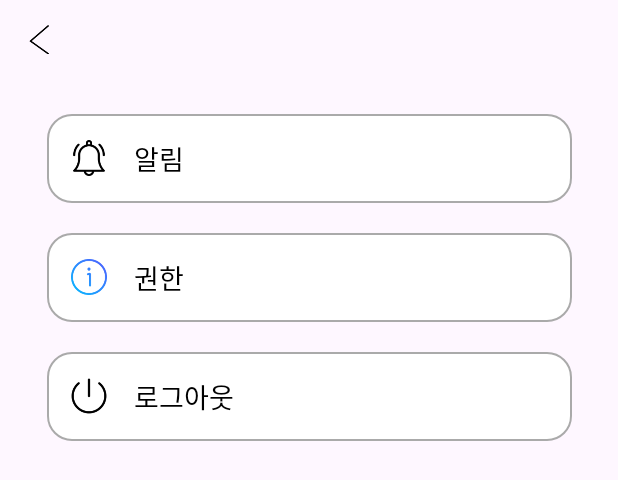
After one commit to worhs02/GpsTracking, an Android app: the layout fragment_settings.xml on its own in the app's theme, with its tools: preview values and no code run, on a phone screen of 412 x 824 dp. The commit adds this screen. Shown: the top 480 px of the screen. Run offline under Robolectric (Android 15) with nearby library versions, the phone set to English and light mode, and no system bars.

Commit message:
설정 화면 구현

```diff
--- /dev/null
+++ b/hwan/mountain/app/src/main/res/drawable/button_background.xml
@@ -0,0 +1,8 @@
+<?xml version="1.0" encoding="utf-8"?>
+<shape xmlns:android="http://schemas.android.com/apk/res/android">
+    <solid android:color="@android:color/white" />
+    <corners android:radius="16dp" />
+    <stroke
+        android:width="1dp"
+        android:color="@android:color/darker_gray" />
+</shape>
--- /dev/null
+++ b/hwan/mountain/app/src/main/res/layout/fragment_settings.xml
@@ -0,0 +1,109 @@
+<androidx.constraintlayout.widget.ConstraintLayout
+    xmlns:android="http://schemas.android.com/apk/res/android"
+    xmlns:app="http://schemas.android.com/apk/res-auto"
+    xmlns:tools="http://schemas.android.com/tools"
+    android:layout_width="match_parent"
+    android:layout_height="match_parent"
+    tools:context=".SettingsFragment"
+    android:padding="16dp">
+
+    <ImageButton
+        android:id="@+id/back_button"
+        android:layout_width="20dp"
+        android:layout_height="20dp"
+        android:src="@drawable/ic_back_arrow"
+        android:background="@null"
+        android:scaleType="fitCenter"
+        app:layout_constraintTop_toTopOf="parent"
+        app:layout_constraintStart_toStartOf="parent"
+        android:contentDescription="Back" />
+
+    <LinearLayout
+        android:id="@+id/notification_layout"
+        android:layout_width="350dp"
+        android:layout_height="wrap_content"
+        android:orientation="horizontal"
+        android:background="@drawable/button_background"
+        android:padding="16dp"
+        android:gravity="center_vertical"
+        app:layout_constraintTop_toTopOf="parent"
+        app:layout_constraintStart_toStartOf="parent"
+        app:layout_constraintEnd_toEndOf="parent"
+        app:layout_constraintHorizontal_bias="0.5"
+        android:layout_marginTop="60dp"
+        android:layout_marginBottom="16dp">
+
+        <ImageView
+            android:layout_width="24dp"
+            android:layout_height="24dp"
+            android:src="@drawable/ic_notification"
+            android:layout_marginEnd="8dp" />
+
+        <TextView
+            android:layout_width="wrap_content"
+            android:layout_height="wrap_content"
+            android:text="알림"
+            android:textSize="18sp"
+            android:textColor="@android:color/black"
+            android:layout_marginStart="10dp"/>
+    </LinearLayout>
+
+    <LinearLayout
+        android:id="@+id/permission_layout"
+        android:layout_width="350dp"
+        android:layout_height="wrap_content"
+        android:orientation="horizontal"
+        android:background="@drawable/button_background"
+        android:padding="16dp"
+        android:gravity="center_vertical"
+        app:layout_constraintTop_toBottomOf="@id/notification_layout"
+        app:layout_constraintStart_toStartOf="parent"
+        app:layout_constraintEnd_toEndOf="parent"
+        app:layout_constraintHorizontal_bias="0.5"
+        android:layout_marginBottom="16dp"
+        android:layout_marginTop="20dp">
+
+        <ImageView
+            android:layout_width="24dp"
+            android:layout_height="24dp"
+            android:src="@drawable/ic_info"
+            android:layout_marginEnd="8dp" />
+
+        <TextView
+            android:layout_width="wrap_content"
+            android:layout_height="wrap_content"
+            android:text="권한"
+            android:textSize="18sp"
+            android:textColor="@android:color/black"
+            android:layout_marginStart="10dp"/>
+    </LinearLayout>
+
+    <LinearLayout
+        android:id="@+id/logout_layout"
+        android:layout_width="350dp"
+        android:layout_height="wrap_content"
+        android:orientation="horizontal"
+        android:background="@drawable/button_background"
+        android:padding="16dp"
+        android:gravity="center_vertical"
+        app:layout_constraintTop_toBottomOf="@id/permission_layout"
+        app:layout_constraintStart_toStartOf="parent"
+        app:layout_constraintEnd_toEndOf="parent"
+        app:layout_constraintHorizontal_bias="0.5"
+        android:layout_marginTop="20dp">
+
+        <ImageView
+            android:layout_width="24dp"
+            android:layout_height="24dp"
+            android:src="@drawable/ic_logout"
+            android:layout_marginEnd="8dp" />
+
+        <TextView
+            android:layout_width="wrap_content"
+            android:layout_height="wrap_content"
+            android:text="로그아웃"
+            android:textSize="18sp"
+            android:textColor="@android:color/black"
+            android:layout_marginStart="10dp"/>
+    </LinearLayout>
+</androidx.constraintlayout.widget.ConstraintLayout>
```
Also changed, not shown: hwan/mountain/app/src/main/java/com/example/mountain/HomeFragment.kt (+12 -0 lines), hwan/mountain/app/src/main/java/com/example/mountain/SettingsFragment.kt (added, +27 -0 lines), hwan/mountain/app/src/main/res/layout/fragment_home.xml (+34 -35 lines), hwan/mountain/app/src/main/res/drawable/ic_info.png (added), hwan/mountain/app/src/main/res/drawable/ic_logout.png (added), hwan/mountain/app/src/main/res/drawable/ic_notification.png (added).
